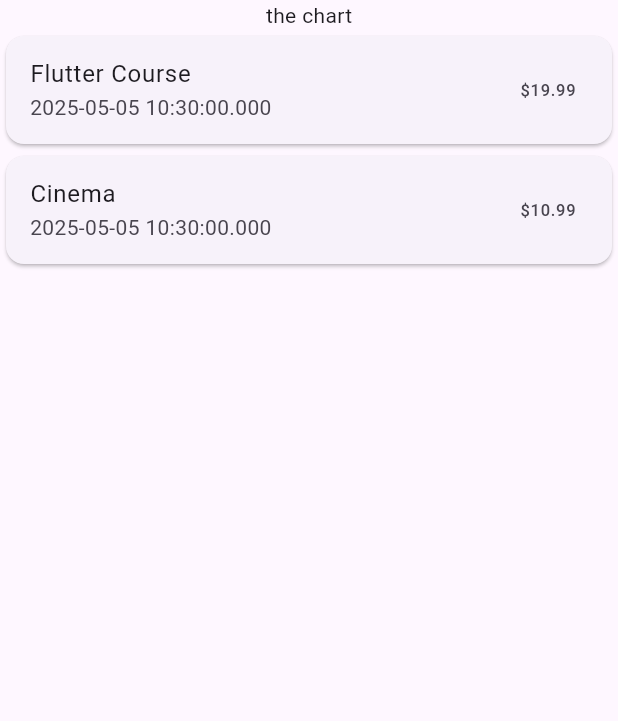
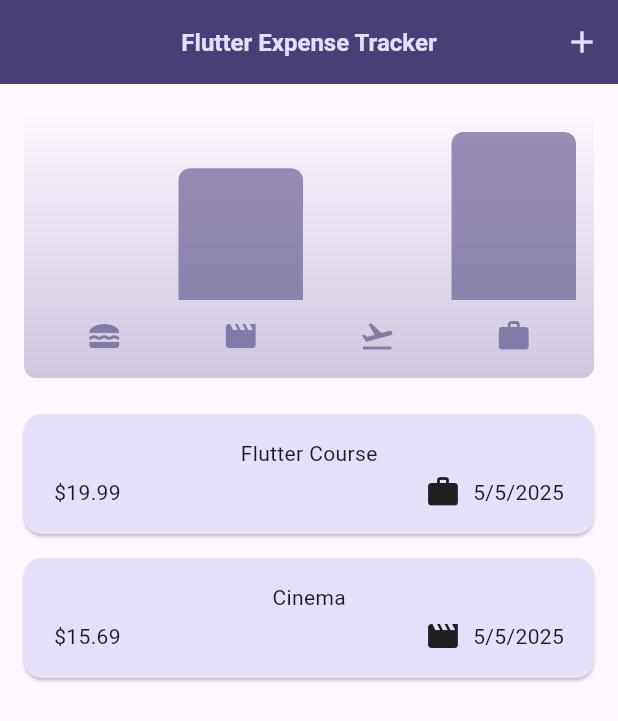
Before and after one commit to RobbiHobbiti/expensetrackerapp, a Flutter app: the screen it shows after launch, on a phone screen of 412 x 824 dp. Shown: the top 721 px of the screen. Run offline on Flutter 3.47's test engine with Material 3 defaults, Android fonts, the phone set to English and light mode, and no system bars.

Commit message:
final commit

```diff
--- /dev/null
+++ b/lib/chart/chart.dart
@@ -0,0 +1,94 @@
+import 'package:expensetrackerapp/models/expense.dart';
+import 'package:flutter/material.dart';
+import 'chart_bar.dart';
+
+class Chart extends StatelessWidget {
+  const Chart({super.key, required this.expenses});
+
+  final List<Expense> expenses;
+
+  List<ExpenseBucket> get buckets {
+    return [
+      ExpenseBucket.forCategory(expenses, Category.food),
+      ExpenseBucket.forCategory(expenses, Category.leisure),
+      ExpenseBucket.forCategory(expenses, Category.travel),
+      ExpenseBucket.forCategory(expenses, Category.work),
+    ];
+  }
+
+  double get maxTotalExpense {
+    double maxTotalExpense = 0;
+
+    for (final bucket in buckets) {
+      if (bucket.totalExpenses > maxTotalExpense) {
+        maxTotalExpense = bucket.totalExpenses;
+      }
+    }
+
+    return maxTotalExpense;
+  }
+
+  @override
+  Widget build(BuildContext context) {
+    final isDarkMode =
+        MediaQuery.of(context).platformBrightness == Brightness.dark;
+    return Container(
+      margin: const EdgeInsets.all(16),
+      padding: const EdgeInsets.symmetric(
+        vertical: 16,
+        horizontal: 8,
+      ),
+      width: double.infinity,
+      height: 180,
+      decoration: BoxDecoration(
+        borderRadius: BorderRadius.circular(8),
+        gradient: LinearGradient(
+          colors: [
+            Theme.of(context).colorScheme.primary.withOpacity(0.3),
+            Theme.of(context).colorScheme.primary.withOpacity(0.0)
+          ],
+          begin: Alignment.bottomCenter,
+          end: Alignment.topCenter,
+        ),
+      ),
+      child: Column(
+        children: [
+          Expanded(
+            child: Row(
+              crossAxisAlignment: CrossAxisAlignment.end,
+              children: [
+                for (final bucket in buckets) // alternative to map()
+                  ChartBar(
+                    fill: bucket.totalExpenses == 0
+                        ? 0
+                        : bucket.totalExpenses / maxTotalExpense,
+                  )
+              ],
+            ),
+          ),
+          const SizedBox(height: 12),
+          Row(
+            children: buckets
+                .map(
+                  (bucket) => Expanded(
+                    child: Padding(
+                      padding: const EdgeInsets.symmetric(horizontal: 4),
+                      child: Icon(
+                        categoryIcons[bucket.category],
+                        color: isDarkMode
+                            ? Theme.of(context).colorScheme.secondary
+                            : Theme.of(context)
+                                .colorScheme
+                                .primary
+                                .withOpacity(0.7),
+                      ),
+                    ),
+                  ),
+                )
+                .toList(),
+          )
+        ],
+      ),
+    );
+  }
+}
--- /dev/null
+++ b/lib/chart/chart_bar.dart
@@ -0,0 +1,34 @@
+import 'package:flutter/material.dart';
+
+class ChartBar extends StatelessWidget {
+  const ChartBar({
+    super.key,
+    required this.fill,
+  });
+
+  final double fill;
+
+  @override
+  Widget build(BuildContext context) {
+    final isDarkMode =
+        MediaQuery.of(context).platformBrightness == Brightness.dark;
+    return Expanded(
+      child: Padding(
+        padding: const EdgeInsets.symmetric(horizontal: 4),
+        child: FractionallySizedBox(
+          heightFactor: fill,
+          child: DecoratedBox(
+            decoration: BoxDecoration(
+              shape: BoxShape.rectangle,
+              borderRadius:
+                  const BorderRadius.vertical(top: Radius.circular(8)),
+              color: isDarkMode
+                  ? Theme.of(context).colorScheme.secondary
+                  : Theme.of(context).colorScheme.primary.withOpacity(0.65),
+            ),
+          ),
+        ),
+      ),
+    );
+  }
+}
--- a/lib/models/expense.dart
+++ b/lib/models/expense.dart
@@ -1,6 +1,10 @@
+import 'package:flutter/material.dart';
 import 'package:uuid/uuid.dart';
+import "package:intl/intl.dart";
 
-final uuid = const Uuid();
+const uuid = Uuid();
+
+final formatter = DateFormat.yMd();
 
 enum Category {
   food,
@@ -9,13 +13,14 @@ enum Category {
   work,
 }
 
+const categoryIcons = {
+  Category.food: Icons.lunch_dining,
+  Category.travel: Icons.flight_takeoff,
+  Category.leisure: Icons.movie,
+  Category.work: Icons.work,
+};
+
 class Expense {
-  final String id;
-  final String title;
-  final double amount;
-  final DateTime date;
-  final Category category;
-
   Expense({
     required this.title,
     required this.amount,
@@ -23,20 +28,37 @@ class Expense {
     required this.category,
   }) : id = uuid.v4();
 
-  Map<String, dynamic> toJson() {
-    return {
-      'id': id,
-      'name': title,
-      'amount': amount,
-      'date': date.toIso8601String(),
-    };
+  final String id;
+  final String title;
+  final double amount;
+  final DateTime date;
+  final Category category;
+
+  get formattedDate {
+    return formatter.format(date);
   }
 
-  factory Expense.fromJson(Map<String, dynamic> json) {
-    return Expense(
-      amount: json['amount'],
-      date: DateTime.parse(json['date']), title: '${json['name']}',
-      category: Category.values.firstWhere((e) => e.name == json['category']),
-    );
+}
+
+class ExpenseBucket {
+  const ExpenseBucket({
+    required this.expenses,
+    required this.category,
+  });
+
+  ExpenseBucket.forCategory(List<Expense> allExpenses, this.category)
+  : expenses = allExpenses
+        .where((expense) => expense.category == category)
+        .toList();
+
+  final List<Expense> expenses;
+  final Category category;
+
+  double get totalExpenses {
+    double sum = 0;
+    for (final expense in expenses) {
+      sum += expense.amount;
+    }
+    return sum;
   }
 }
--- a/lib/widgets/expenses list/expense_item.dart
+++ b/lib/widgets/expenses list/expense_item.dart
@@ -3,16 +3,37 @@ import 'package:expensetrackerapp/models/expense.dart';
 
 
 class ExpenseItem extends StatelessWidget {
-  const ExpenseItem({super.key, required this.expense});
+  const ExpenseItem(this.expense, {super.key,});
+
   final Expense expense;
 
   @override
   Widget build(BuildContext context) {
     return Card(
-      child: ListTile(
-        title: Text(expense.title),
-        subtitle: Text(expense.date.toString()),
-        trailing: Text('\$${expense.amount}'),
+      child: Padding(
+        padding: const EdgeInsets.symmetric(
+          horizontal: 20,
+          vertical: 16
+        ),
+        child: Column(
+          children: [
+            Text(expense.title),
+            const SizedBox(height: 4),
+            Row(
+              children: [
+                Text('\$${expense.amount.toStringAsFixed(2)}'),
+                const Spacer(),
+                Row(
+                  children: [
+                    Icon(categoryIcons[expense.category] as IconData?),
+                    const SizedBox(width: 8),
+                    Text(expense.formattedDate),
+                  ],
+                ),
+              ],
+            ),
+        ],
+        ),
       ),
     );
   }
--- a/lib/widgets/expenses list/expenses_list.dart
+++ b/lib/widgets/expenses list/expenses_list.dart
@@ -1,23 +1,28 @@
 import 'package:expensetrackerapp/models/expense.dart';
+import 'package:expensetrackerapp/widgets/expenses%20list/expense_item.dart';
 import 'package:flutter/material.dart';
 
 class ExpensesList extends StatelessWidget {
-  const ExpensesList({super.key, required this.expenses});
+  const ExpensesList({super.key, required this.expenses, required this.onRemoveExpense});
+
   final List<Expense> expenses;
+  final void Function(Expense expense) onRemoveExpense;
 
   @override
   Widget build(BuildContext context) {
     return ListView.builder(
       itemCount: expenses.length,
-      itemBuilder: (ctx, index) {
-        return Card(
-          child: ListTile(
-            title: Text(expenses[index].title),
-            subtitle: Text(expenses[index].date.toString()),
-            trailing: Text('\$${expenses[index].amount}'),
-          ),
-        );
-      },
+    itemBuilder: (ctx, index) => Dismissible(key: ValueKey(expenses[index]),
+     background: Container(color: Theme.of(context).colorScheme.error,
+     margin: EdgeInsets.symmetric(horizontal: Theme.of(context).cardTheme.margin!.horizontal),
+     ),
+    onDismissed: (direction) {
+      onRemoveExpense(expenses[index]);
+    },
+    child: ExpenseItem(
+      expenses[index],
+    ),
+    ),
     );
   }
 }
--- a/lib/widgets/expenses.dart
+++ b/lib/widgets/expenses.dart
@@ -1,41 +1,94 @@
+import 'package:expensetrackerapp/chart/chart.dart';
+import 'package:expensetrackerapp/widgets/expenses list/expenses_list.dart';
+import 'package:expensetrackerapp/widgets/new_expense.dart';
+import 'package:flutter/material.dart';
 import 'package:expensetrackerapp/models/expense.dart';
-import 'package:expensetrackerapp/widgets/expenses%20list/expenses_list.dart';
-import 'package:flutter/material.dart';
 
-class Expenses extends StatefulWidget{
+
+class Expenses extends StatefulWidget {
   const Expenses({super.key});
 
   @override
-  State<Expenses> createState() {
-    return _ExpensesState();
-  }
+  State<Expenses> createState() => _ExpensesState();
 }
 
 class _ExpensesState extends State<Expenses> {
   final List<Expense> _registeredExpenses = [
     Expense(
-      title: 'Flutter Course',
+      title: "Flutter Course",
       amount: 19.99,
       date: DateTime.now(),
-      category: Category.work,
-    ),
+       category: Category.work
+       ),
     Expense(
-      title: 'Cinema',
-      amount: 10.99,
-      date: DateTime.now(),
-      category: Category.leisure,
-    ),
+      title: "Cinema",
+      amount: 15.69, date: DateTime.now(),
+       category: Category.leisure
+     ),
   ];
+
+  void _openAddExpenseOverlay(){
+    showModalBottomSheet(
+      isScrollControlled: true,
+      context: context,
+      builder: (ctx) => NewExpense(onAddExpense: _addExpense),
+    );
+  }
+
+  void _addExpense(Expense expense) {
+    setState(() {
+      _registeredExpenses.add(expense);
+    });
+  }
+
+  void _removeExpense(Expense expense) {
+    final expenseIndex = _registeredExpenses.indexOf(expense);
+    setState(() {
+      _registeredExpenses.remove(expense);
+    });
+    ScaffoldMessenger.of(context).clearSnackBars();
+    ScaffoldMessenger.of(context).showSnackBar(
+      SnackBar(
+        content: const Text("Expense deleted"),
+        duration: const Duration(seconds: 3),
+        action: SnackBarAction(
+          label: "Undo",
+          onPressed: () {
+            setState(() {
+              _registeredExpenses.insert(expenseIndex, expense);
+            });
+          },
+        ),
+      ),
+    );
+  }
 
   @override
   Widget build(BuildContext context) {
+    Widget mainContent = const Center(
+      child: Text("No expenses found. Start adding some!"),
+    );
+
+    if(_registeredExpenses.isNotEmpty){
+      mainContent = ExpensesList(expenses: _registeredExpenses, onRemoveExpense: _removeExpense,);
+    }
+
     return Scaffold(
-      body: Column(
-        children: [
-          const Text('the chart'),
-          Expanded(
-            child: ExpensesList(expenses: _registeredExpenses,),
-          )
+      appBar: AppBar(
+        centerTitle: true,
+        title: const Text("Flutter Expense Tracker"),
+        actions:[
+          IconButton(
+            onPressed: _openAddExpenseOverlay,
+            icon: const Icon(Icons.add),
+          ),
+        ]
+      ),
+        body: Column(
+          children: [
+            Chart(expenses: _registeredExpenses),
+            Expanded(child: mainContent
+          ),
         ],
       ),
     );
--- /dev/null
+++ b/lib/widgets/expenses_list/expenseitem.dart
@@ -0,0 +1 @@
+// TODO Implement this library.
--- /dev/null
+++ b/lib/widgets/expenseslist/expenses_list.dart
@@ -0,0 +1 @@
+// TODO Implement this library.
--- a/pubspec.yaml
+++ b/pubspec.yaml
@@ -35,6 +35,7 @@ dependencies:
   # Use with the CupertinoIcons class for iOS style icons.
   cupertino_icons: ^1.0.8
   uuid: ^4.5.1
+  intl: ^0.20.2
 
 dev_dependencies:
   flutter_test:
```
Also changed, not shown: lib/main.dart (+49 -20 lines), lib/widgets/new_expense.dart (added, +160 -0 lines), pubspec.lock.
